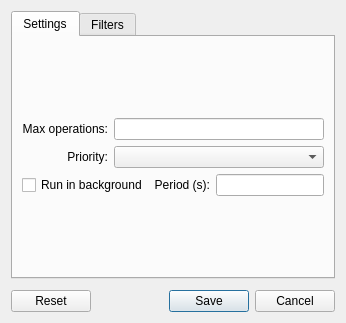
Old version of the form qt/synchro_simple/synchro_simple/options.ui in the repository hlaporthein/sandbox.
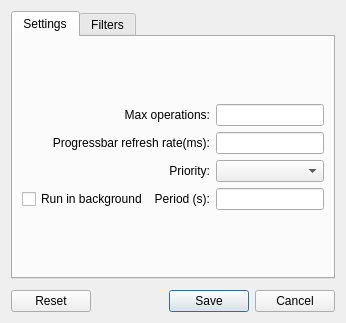
New version of the form. Icons and pictures are not drawn.

Commit message: refresh rate

Patch:
```diff
--- a/qt/synchro_simple/synchro_simple/options.ui
+++ b/qt/synchro_simple/synchro_simple/options.ui
@@ -10,7 +10,7 @@
     <x>0</x>
     <y>0</y>
     <width>506</width>
-    <height>264</height>
+    <height>205</height>
    </rect>
   </property>
   <property name="sizePolicy">
@@ -63,34 +63,7 @@
       <layout class="QVBoxLayout" name="verticalLayout_3">
        <item>
         <layout class="QGridLayout" name="gridLayout">
-         <item row="1" column="0">
-          <widget class="QLabel" name="label_3">
-           <property name="text">
-            <string>Priority:</string>
-           </property>
-           <property name="alignment">
-            <set>Qt::AlignRight|Qt::AlignTrailing|Qt::AlignVCenter</set>
-           </property>
-          </widget>
-         </item>
-         <item row="0" column="0">
-          <widget class="QLabel" name="label">
-           <property name="text">
-            <string>Max operations:</string>
-           </property>
-           <property name="alignment">
-            <set>Qt::AlignRight|Qt::AlignTrailing|Qt::AlignVCenter</set>
-           </property>
-          </widget>
-         </item>
-         <item row="2" column="0" colspan="2">
-          <widget class="QCheckBox" name="periodCheckBox">
-           <property name="text">
-            <string>Run in background</string>
-           </property>
-          </widget>
-         </item>
-         <item row="2" column="2">
+         <item row="3" column="2">
           <widget class="QLabel" name="label_2">
            <property name="text">
             <string>Period (s):</string>
@@ -100,15 +73,55 @@
            </property>
           </widget>
          </item>
-         <item row="2" column="3">
+         <item row="3" column="3">
           <widget class="QLineEdit" name="periodLineEdit"/>
          </item>
-         <item row="0" column="1" colspan="3">
+         <item row="3" column="0" colspan="2">
+          <widget class="QCheckBox" name="periodCheckBox">
+           <property name="text">
+            <string>Run in background</string>
+           </property>
+          </widget>
+         </item>
+         <item row="1" column="3">
+          <widget class="QLineEdit" name="progressRefreshrateLineEdit"/>
+         </item>
+         <item row="0" column="3">
           <widget class="QLineEdit" name="maxOpLineEdit"/>
          </item>
-         <item row="1" column="1" colspan="3">
+         <item row="2" column="3">
           <widget class="QComboBox" name="priorityComboBox"/>
          </item>
+         <item row="2" column="0" colspan="3">
+          <widget class="QLabel" name="label_3">
+           <property name="text">
+            <string>Priority:</string>
+           </property>
+           <property name="alignment">
+            <set>Qt::AlignRight|Qt::AlignTrailing|Qt::AlignVCenter</set>
+           </property>
+          </widget>
+         </item>
+         <item row="1" column="0" colspan="3">
+          <widget class="QLabel" name="label_4">
+           <property name="text">
+            <string>Progressbar refresh rate(ms):</string>
+           </property>
+           <property name="alignment">
+            <set>Qt::AlignRight|Qt::AlignTrailing|Qt::AlignVCenter</set>
+           </property>
+          </widget>
+         </item>
+         <item row="0" column="0" colspan="3">
+          <widget class="QLabel" name="label">
+           <property name="text">
+            <string>Max operations:</string>
+           </property>
+           <property name="alignment">
+            <set>Qt::AlignRight|Qt::AlignTrailing|Qt::AlignVCenter</set>
+           </property>
+          </widget>
+         </item>
         </layout>
        </item>
       </layout>
```
The commit also changes 9 other files.
